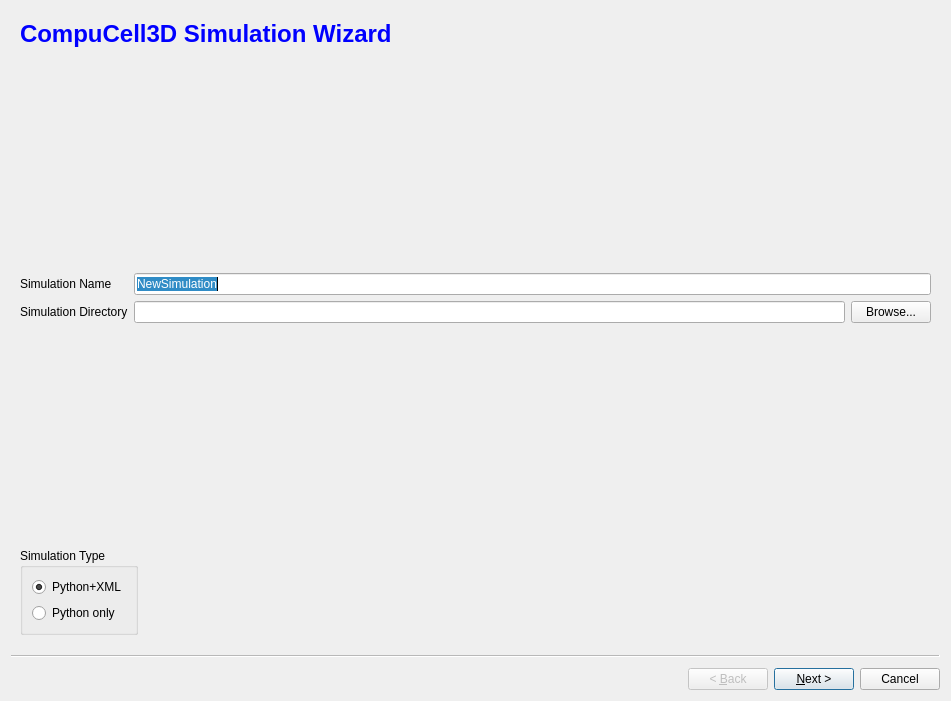
Above: cc3d/twedit5/Plugins/CC3DProject/NewSimulationWizard.ui from CompuCell3D/cc3d-twedit5 before the change. Below: the same form after it.
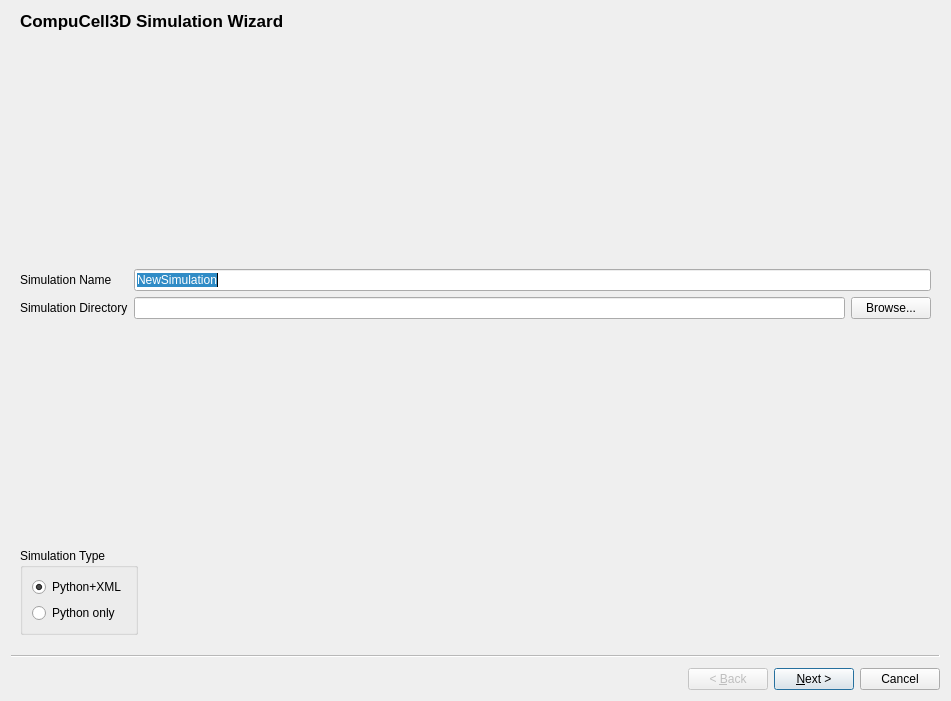
That is the form after the change.

The edit to the form file:
```diff
--- a/cc3d/twedit5/Plugins/CC3DProject/NewSimulationWizard.ui
+++ b/cc3d/twedit5/Plugins/CC3DProject/NewSimulationWizard.ui
@@ -14,18 +14,10 @@
    <string>Simulation Wizard</string>
   </property>
   <widget class="QWizardPage" name="wizardPage1">
+   <property name="title">
+    <string>CompuCell3D Simulation Wizard</string>
+   </property>
    <layout class="QVBoxLayout" name="verticalLayout_3">
-    <item>
-     <widget class="QLabel" name="label">
-      <property name="text">
-       <string>&lt;!DOCTYPE HTML PUBLIC &quot;-//W3C//DTD HTML 4.0//EN&quot; &quot;http://www.w3.org/TR/REC-html40/strict.dtd&quot;&gt;
-&lt;html&gt;&lt;head&gt;&lt;meta name=&quot;qrichtext&quot; content=&quot;1&quot; /&gt;&lt;style type=&quot;text/css&quot;&gt;
-p, li { white-space: pre-wrap; }
-&lt;/style&gt;&lt;/head&gt;&lt;body style=&quot; font-family:'MS Shell Dlg 2'; font-size:8.25pt; font-weight:400; font-style:normal;&quot;&gt;
-&lt;p style=&quot; margin-top:0px; margin-bottom:0px; margin-left:0px; margin-right:0px; -qt-block-indent:0; text-indent:0px;&quot;&gt;&lt;span style=&quot; font-size:18pt; font-weight:600; color:#0000ff;&quot;&gt;CompuCell3D Simulation Wizard&lt;/span&gt;&lt;/p&gt;&lt;/body&gt;&lt;/html&gt;</string>
-      </property>
-     </widget>
-    </item>
     <item>
      <spacer name="verticalSpacer">
       <property name="orientation">
```
Left out of the diff: 656 changed lines with no effect on the pictures.
